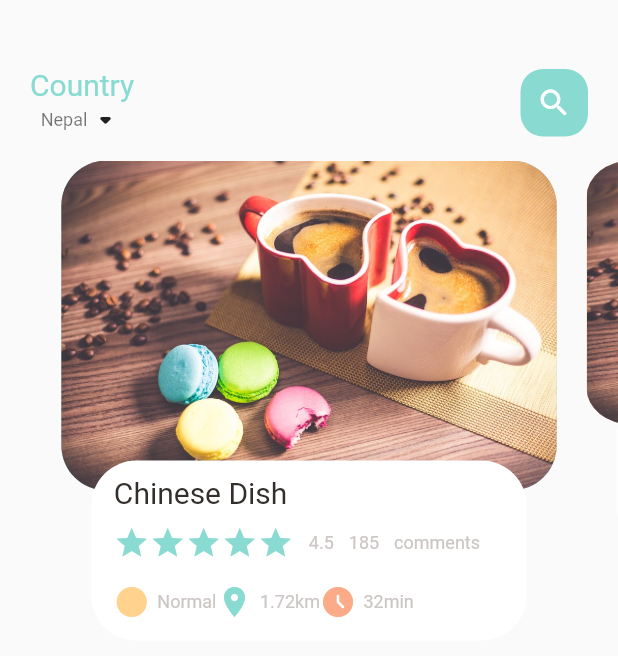
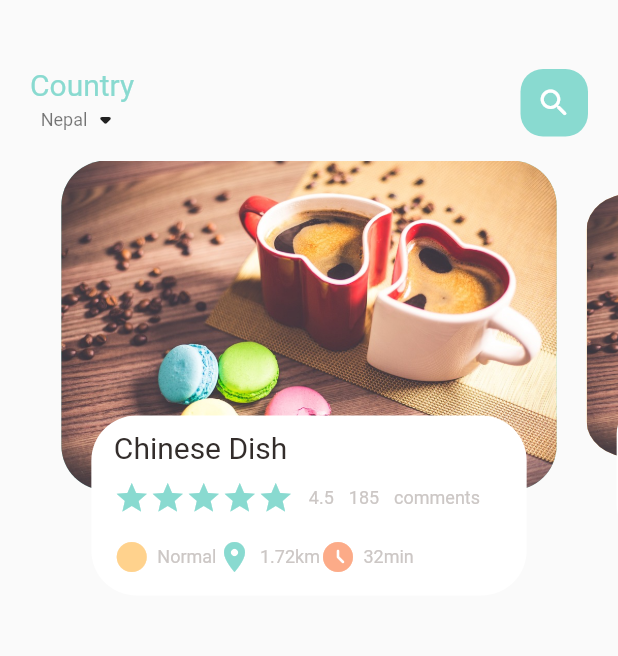
Before and after one commit to AlikoGrace/food_delivery_project, a Flutter app: the screen it shows after launch, on a phone screen of 412 x 824 dp. Shown: the top 656 px of the screen. Run offline on Flutter 3.47's test engine with Material 2 defaults, Android fonts, the phone set to English and light mode, and no system bars.

Commit message:
fixed some errors on scalling

```diff
--- a/lib/home/food_page_body.dart
+++ b/lib/home/food_page_body.dart
@@ -17,6 +17,8 @@ class _FoodPageBodyState extends State<FoodPageBody> {
   //screen in the builder
   var _currentPageValue = 0.0;
   double _scaleFactor = 0.8;
+  double _height = 220;
+
   //that's like 80% of it's original size
 
   //the below function will listen to the pageNumber and assign it _currentPageValue
@@ -42,7 +44,7 @@ class _FoodPageBodyState extends State<FoodPageBody> {
   Widget build(BuildContext context) {
     return Container(
       //container should always have a height
-      height: 350,
+      height: 320,
       child: PageView.builder(
           controller: pageController,
           itemCount: 5,
@@ -56,11 +58,15 @@ class _FoodPageBodyState extends State<FoodPageBody> {
     Matrix4 matrix = new Matrix4.identity();
     if (index == _currentPageValue.floor()) {
       var currScale = 1 - (_currentPageValue - index) * (1 - _scaleFactor);
+      var currTrans = _height * (1 - currScale) / 2;
       matrix = Matrix4.diagonal3Values(1, currScale, 1);
     } else if (index == _currentPageValue.floor() + 1) {
       var currScale =
           _scaleFactor + (_currentPageValue - index + 1) * (1 - _scaleFactor);
+      var currTrans = _height * (1 - currScale) / 2;
       matrix = Matrix4.diagonal3Values(1, currScale, 1);
+      matrix = Matrix4.diagonal3Values(1, currScale, 1)
+        ..setTranslationRaw(0, currTrans, 0);
     }
     return Transform(
       transform: matrix,
```
